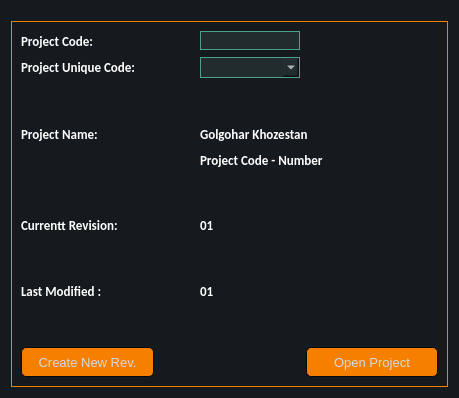
AliTavakoliNiya/GriinPower, file ui/open_project_view.ui: the form before one commit.
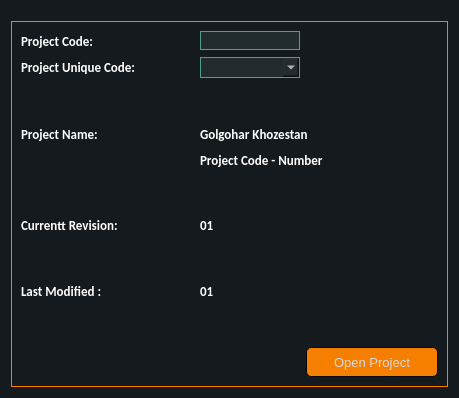
The form after the commit.

Patch:
```diff
--- a/ui/open_project_view.ui
+++ b/ui/open_project_view.ui
@@ -1272,22 +1272,6 @@
         </property>
        </widget>
       </item>
-      <item row="10" column="0">
-       <widget class="QPushButton" name="new_revision_btn">
-        <property name="minimumSize">
-         <size>
-          <width>100</width>
-          <height>30</height>
-         </size>
-        </property>
-        <property name="focusPolicy">
-         <enum>Qt::NoFocus</enum>
-        </property>
-        <property name="text">
-         <string>Create New Rev.</string>
-        </property>
-       </widget>
-      </item>
       <item row="10" column="4">
        <widget class="QPushButton" name="open_project_btn">
         <property name="minimumSize">
```
Left out of the diff: 1 changed line with no effect on the pictures.
